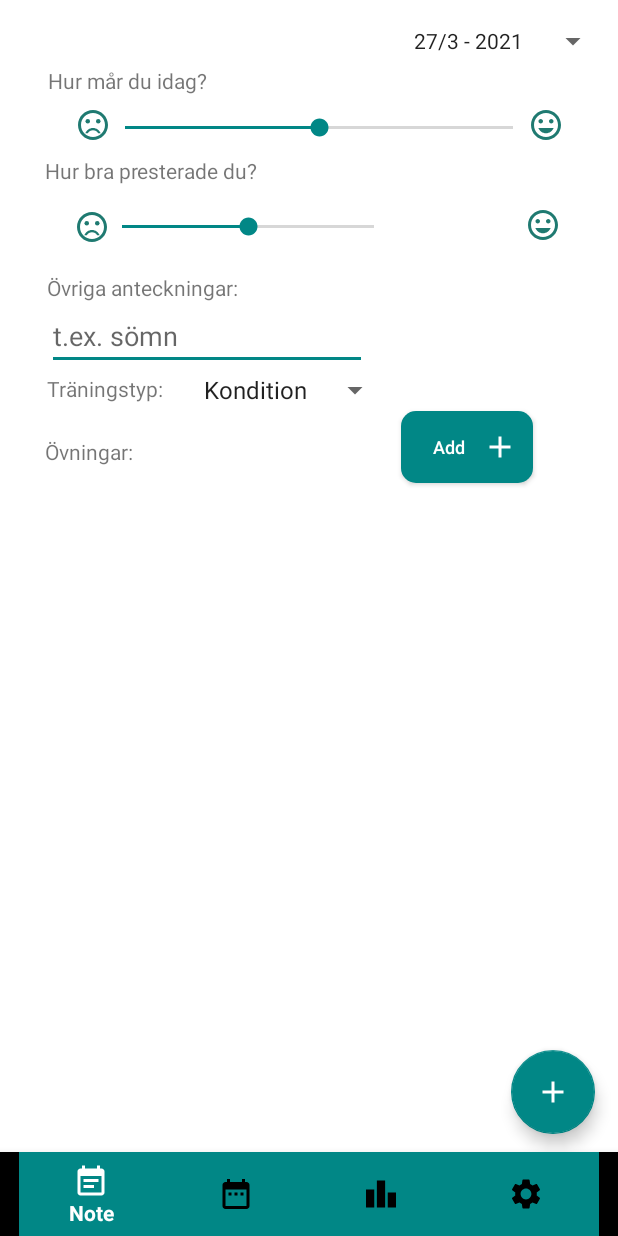
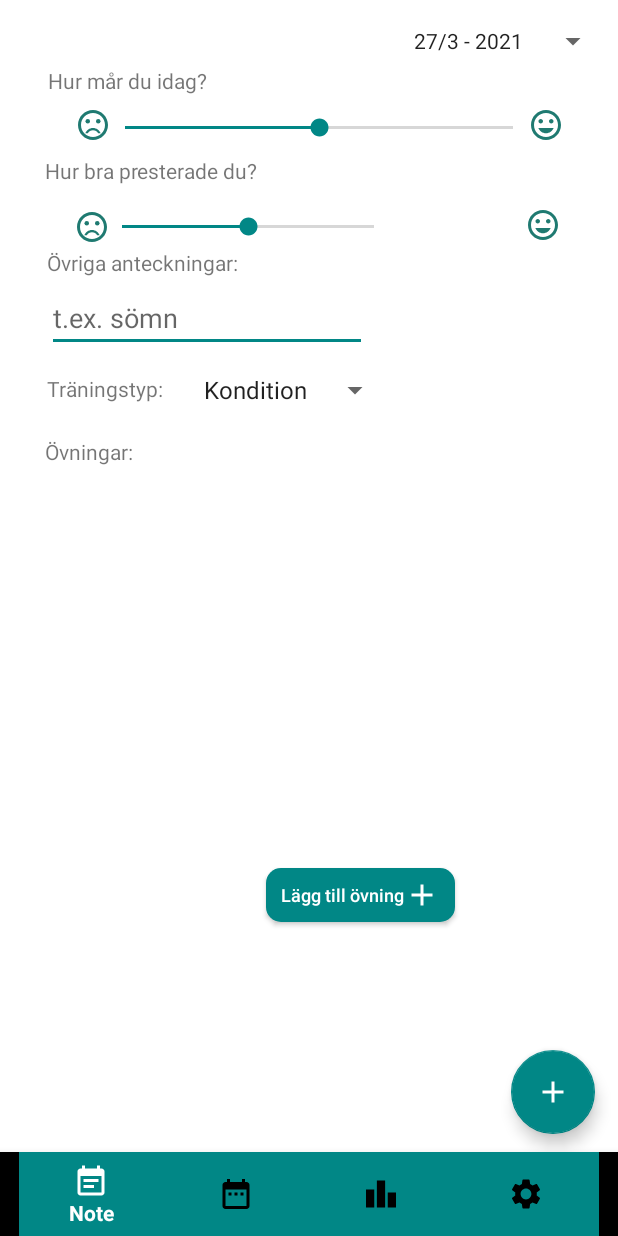
Before and after one commit to angelicaengstrom/ig028g-statti, an Android app: the screen it shows after launch once a user with an empty profile is signed in (Add), on a phone screen of 412 x 824 dp. Run offline under Robolectric (Android 15) with nearby library versions, the phone set to English and light mode, and no system bars; our stand-ins replace Firebase (no records; nobody signed in at launch, a user with empty details on screens opened directly), navigation-ui; libraries missing offline, so code that uses them is left out: it.xabaras.android.

Commit message:
Update activity_add.xml

```diff
--- a/MyApplication3/app/src/main/res/layout/activity_add.xml
+++ b/MyApplication3/app/src/main/res/layout/activity_add.xml
@@ -26,7 +26,7 @@
         android:layout_alignParentTop="true"
         android:layout_marginStart="31dp"
         android:layout_marginLeft="31dp"
-        android:layout_marginTop="201dp"
+        android:layout_marginTop="189dp"
         android:ems="10"
         android:hint="t.ex. sömn"
         android:inputType="textPersonName" />
@@ -40,7 +40,7 @@
         android:layout_alignParentTop="true"
         android:layout_marginStart="31dp"
         android:layout_marginLeft="31dp"
-        android:layout_marginTop="182dp"
+        android:layout_marginTop="165dp"
         android:text="Övriga anteckningar:" />
 
     <com.google.android.material.floatingactionbutton.FloatingActionButton
@@ -199,27 +199,35 @@
     <androidx.recyclerview.widget.RecyclerView
         android:id="@+id/rowRecyclerView"
         android:layout_width="320dp"
-        android:layout_height="320dp"
+        android:layout_height="153dp"
         android:layout_alignParentStart="true"
         android:layout_alignParentLeft="true"
-        android:layout_marginStart="11dp"
-        android:layout_marginLeft="11dp"
-        android:layout_marginTop="331dp"
+        android:layout_alignParentTop="true"
+        android:layout_alignParentBottom="true"
+        android:layout_centerHorizontal="true"
+        android:layout_marginStart="-4dp"
+        android:layout_marginLeft="-4dp"
+        android:layout_marginTop="322dp"
+        android:layout_marginBottom="58dp"
         android:background="#FFFF"
-        app:layoutManager="androidx.recyclerview.widget.LinearLayoutManager"/>
+        app:layoutManager="androidx.recyclerview.widget.LinearLayoutManager" />
 
     <Button
         android:id="@+id/newTrainsessionBtn"
         android:layout_width="wrap_content"
-            android:layout_height="wrap_content"
-            android:layout_marginStart="267dp"
-            android:layout_marginLeft="267dp"
+        android:layout_height="36dp"
+        android:layout_alignParentStart="true"
+        android:layout_alignParentLeft="true"
+        android:layout_alignParentBottom="true"
+        android:layout_marginStart="177dp"
+        android:layout_marginLeft="177dp"
         android:layout_marginTop="274dp"
+        android:layout_marginBottom="209dp"
         android:background="@drawable/round_primary"
         android:drawableRight="@drawable/ic_baseline_add_24"
         android:paddingLeft="10dp"
         android:paddingRight="10dp"
-            android:text="Add"
+        android:text="Lägg till övning"
         android:textAllCaps="false"
         android:textColor="@color/white"
         android:textSize="12sp" />
```
Lines whose indentation alone changed are shown as unchanged.
